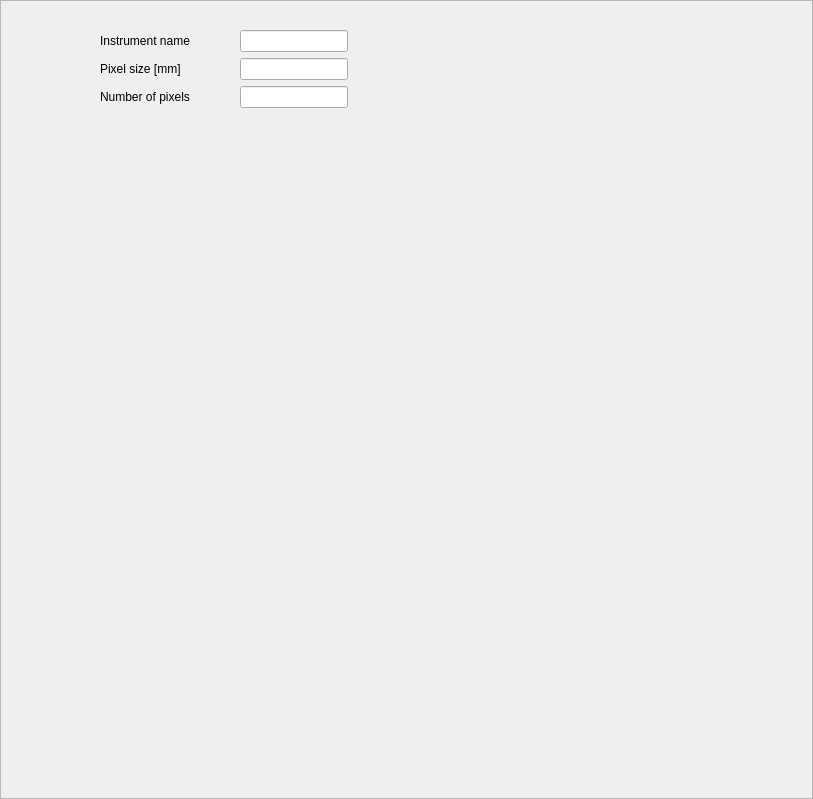
The window that Code/Mantid/PythonAPI/scripts/Interface/ui/hfir_summary.ui (mantidproject/mantid) describes before a commit, drawn with Qt 5.
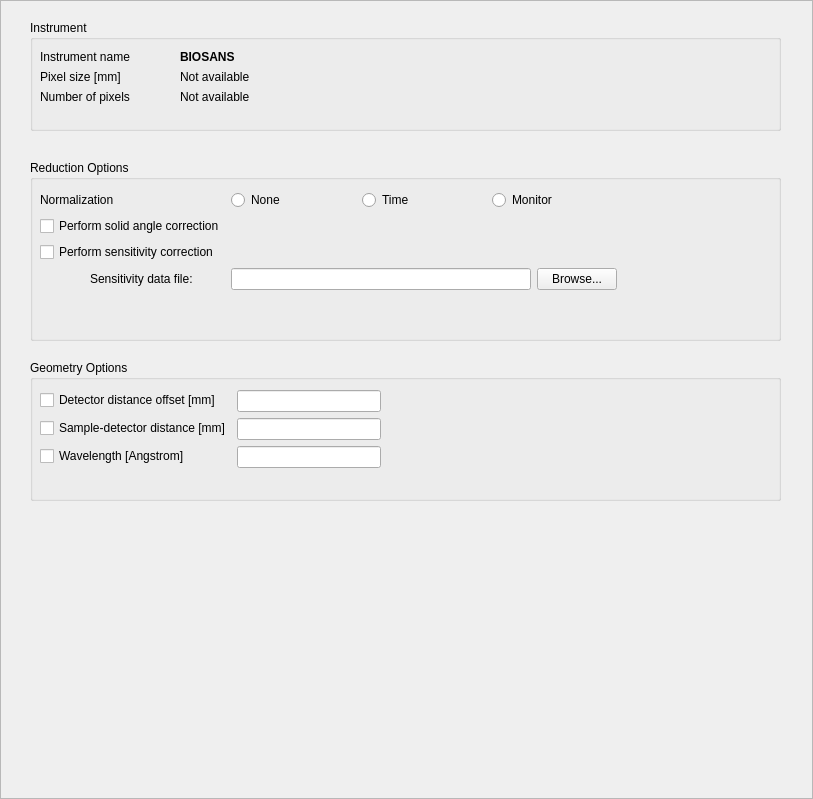
The same window after the commit.

Commit message: Added general settings panel for HFIR. Re #1650

Patch:
```diff
--- a/Code/Mantid/PythonAPI/scripts/Interface/ui/hfir_summary.ui
+++ b/Code/Mantid/PythonAPI/scripts/Interface/ui/hfir_summary.ui
@@ -25,13 +25,25 @@
   <property name="frameShadow">
    <enum>QFrame::Raised</enum>
   </property>
+  <widget class="QGroupBox" name="instrument_groupbox">
+   <property name="geometry">
+    <rect>
+     <x>30</x>
+     <y>20</y>
+     <width>751</width>
+     <height>111</height>
+    </rect>
+   </property>
+   <property name="title">
+    <string>Instrument</string>
+   </property>
   <widget class="QWidget" name="formLayoutWidget">
    <property name="geometry">
     <rect>
-     <x>100</x>
+      <x>10</x>
      <y>30</y>
-     <width>581</width>
-     <height>95</height>
+      <width>671</width>
+      <height>71</height>
     </rect>
    </property>
    <layout class="QFormLayout" name="formLayout">
@@ -52,15 +64,18 @@
      </widget>
     </item>
     <item row="0" column="1">
-     <widget class="QLineEdit" name="instr_name_edit">
-      <property name="readOnly">
-       <bool>true</bool>
+      <widget class="QLabel" name="instr_name_label">
+       <property name="font">
+        <font>
+         <weight>75</weight>
+         <bold>true</bold>
+        </font>
+       </property>
+       <property name="text">
+        <string>BIOSANS</string>
       </property>
      </widget>
     </item>
-    <item row="1" column="1">
-     <widget class="QLineEdit" name="pixel_size_edit"/>
-    </item>
     <item row="1" column="0">
      <widget class="QLabel" name="label_2">
       <property name="text">
@@ -75,14 +90,254 @@
       </property>
      </widget>
     </item>
+     <item row="1" column="1">
+      <widget class="QLabel" name="pixel_size_label">
+       <property name="text">
+        <string>Not available</string>
+       </property>
+      </widget>
+     </item>
     <item row="2" column="1">
-     <widget class="QLineEdit" name="n_pixel_edit">
-      <property name="readOnly">
-       <bool>true</bool>
+      <widget class="QLabel" name="n_pixel_label">
+       <property name="text">
+        <string>Not available</string>
       </property>
      </widget>
     </item>
    </layout>
+   </widget>
+  </widget>
+  <widget class="QGroupBox" name="reduction_options_groupbox">
+   <property name="geometry">
+    <rect>
+     <x>30</x>
+     <y>160</y>
+     <width>751</width>
+     <height>181</height>
+    </rect>
+   </property>
+   <property name="title">
+    <string>Reduction Options</string>
+   </property>
+   <widget class="QWidget" name="formLayoutWidget_2">
+    <property name="geometry">
+     <rect>
+      <x>10</x>
+      <y>30</y>
+      <width>671</width>
+      <height>131</height>
+     </rect>
+    </property>
+    <layout class="QFormLayout" name="formLayout_2">
+     <property name="sizeConstraint">
+      <enum>QLayout::SetFixedSize</enum>
+     </property>
+     <property name="fieldGrowthPolicy">
+      <enum>QFormLayout::AllNonFixedFieldsGrow</enum>
+     </property>
+     <property name="formAlignment">
+      <set>Qt::AlignRight|Qt::AlignTop|Qt::AlignTrailing</set>
+     </property>
+     <item row="0" column="0">
+      <widget class="QLabel" name="label_4">
+       <property name="text">
+        <string>Normalization</string>
+       </property>
+      </widget>
+     </item>
+     <item row="0" column="1">
+      <layout class="QHBoxLayout" name="horizontalLayout">
+       <item>
+        <widget class="QRadioButton" name="normalization_none_radio">
+         <property name="toolTip">
+          <string>Select to skip data normalization.</string>
+         </property>
+         <property name="text">
+          <string>None</string>
+         </property>
+        </widget>
+       </item>
+       <item>
+        <widget class="QRadioButton" name="normalization_time_radio">
+         <property name="toolTip">
+          <string>Select to normalize the data to the data collection time.</string>
+         </property>
+         <property name="text">
+          <string>Time</string>
+         </property>
+        </widget>
+       </item>
+       <item>
+        <widget class="QRadioButton" name="normalization_monitor_radio">
+         <property name="toolTip">
+          <string>Select to normalize the data to the beam monitor count.</string>
+         </property>
+         <property name="text">
+          <string>Monitor</string>
+         </property>
+        </widget>
+       </item>
+      </layout>
+     </item>
+     <item row="1" column="0">
+      <widget class="QCheckBox" name="solid_angle_chk">
+       <property name="toolTip">
+        <string>Select to perform a solid angle correction.</string>
+       </property>
+       <property name="text">
+        <string>Perform solid angle correction</string>
+       </property>
+      </widget>
+     </item>
+     <item row="2" column="0">
+      <widget class="QCheckBox" name="sensitivity_chk">
+       <property name="toolTip">
+        <string>Select to perform a detector sensitivity correction.</string>
+       </property>
+       <property name="text">
+        <string>Perform sensitivity correction</string>
+       </property>
+      </widget>
+     </item>
+     <item row="3" column="0">
+      <widget class="QLabel" name="label_5">
+       <property name="text">
+        <string>Sensitivity data file:</string>
+       </property>
+       <property name="alignment">
+        <set>Qt::AlignLeading|Qt::AlignLeft|Qt::AlignVCenter</set>
+       </property>
+       <property name="wordWrap">
+        <bool>false</bool>
+       </property>
+       <property name="indent">
+        <number>50</number>
+       </property>
+      </widget>
+     </item>
+     <item row="3" column="1">
+      <layout class="QHBoxLayout" name="horizontalLayout_4">
+       <item>
+        <widget class="QLineEdit" name="sensitivity_file_edit">
+         <property name="sizePolicy">
+          <sizepolicy hsizetype="Fixed" vsizetype="Fixed">
+           <horstretch>0</horstretch>
+           <verstretch>0</verstretch>
+          </sizepolicy>
+         </property>
+         <property name="minimumSize">
+          <size>
+           <width>300</width>
+           <height>0</height>
+          </size>
+         </property>
+         <property name="baseSize">
+          <size>
+           <width>0</width>
+           <height>0</height>
+          </size>
+         </property>
+         <property name="toolTip">
+          <string>Enter a valid file path to be used for the detector sensitivity data.</string>
+         </property>
+        </widget>
+       </item>
+       <item>
+        <widget class="QPushButton" name="sensitivity_browse_button">
+         <property name="sizePolicy">
+          <sizepolicy hsizetype="Fixed" vsizetype="Fixed">
+           <horstretch>0</horstretch>
+           <verstretch>0</verstretch>
+          </sizepolicy>
+         </property>
+         <property name="text">
+          <string>Browse...</string>
+         </property>
+        </widget>
+       </item>
+      </layout>
+     </item>
+    </layout>
+   </widget>
+  </widget>
+  <widget class="QGroupBox" name="geometry_options_groupbox">
+   <property name="geometry">
+    <rect>
+     <x>30</x>
+     <y>360</y>
+     <width>751</width>
+     <height>141</height>
+    </rect>
+   </property>
+   <property name="title">
+    <string>Geometry Options</string>
+   </property>
+   <widget class="QWidget" name="formLayoutWidget_3">
+    <property name="geometry">
+     <rect>
+      <x>10</x>
+      <y>30</y>
+      <width>341</width>
+      <height>101</height>
+     </rect>
+    </property>
+    <layout class="QFormLayout" name="formLayout_3">
+     <item row="0" column="0">
+      <widget class="QCheckBox" name="detector_offset_chk">
+       <property name="toolTip">
+        <string>Select to set the detector distance offset.</string>
+       </property>
+       <property name="whatsThis">
+        <string/>
+       </property>
+       <property name="text">
+        <string>Detector distance offset [mm]</string>
+       </property>
+      </widget>
+     </item>
+     <item row="0" column="1">
+      <widget class="QLineEdit" name="detector_offset_edit">
+       <property name="toolTip">
+        <string>Enter the detector distance offset in mm.</string>
+       </property>
+      </widget>
+     </item>
+     <item row="1" column="0">
+      <widget class="QCheckBox" name="sample_dist_chk">
+       <property name="toolTip">
+        <string>Select to force the sample-detector distance.</string>
+       </property>
+       <property name="text">
+        <string>Sample-detector distance [mm]</string>
+       </property>
+      </widget>
+     </item>
+     <item row="1" column="1">
+      <widget class="QLineEdit" name="sample_dist_edit">
+       <property name="toolTip">
+        <string>Enter the value of the sample-to-detector distance in mm.</string>
+       </property>
+      </widget>
+     </item>
+     <item row="2" column="0">
+      <widget class="QCheckBox" name="wavelength_chk">
+       <property name="toolTip">
+        <string>Select to force the wavelength to a given value.</string>
+       </property>
+       <property name="text">
+        <string>Wavelength [Angstrom]</string>
+       </property>
+      </widget>
+     </item>
+     <item row="2" column="1">
+      <widget class="QLineEdit" name="wavelength_edit">
+       <property name="toolTip">
+        <string>Enter the value of the neutron wavelength.</string>
+       </property>
+      </widget>
+     </item>
+    </layout>
+   </widget>
   </widget>
  </widget>
  <resources/>
```
Lines whose indentation alone changed are shown as unchanged. The commit also changes 6 other files.
